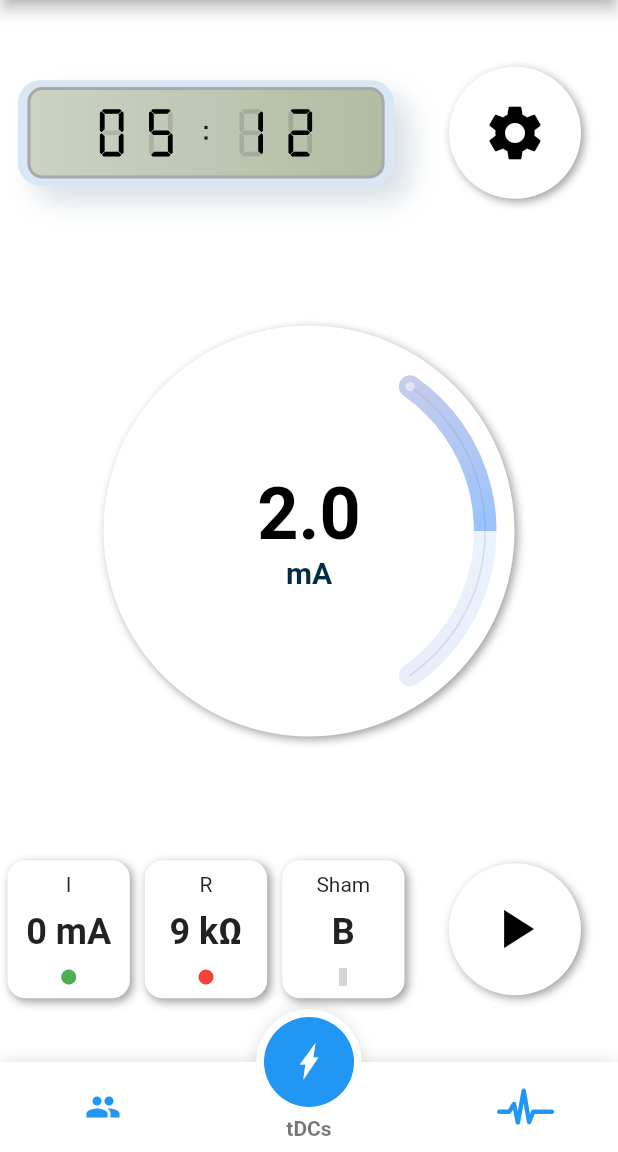
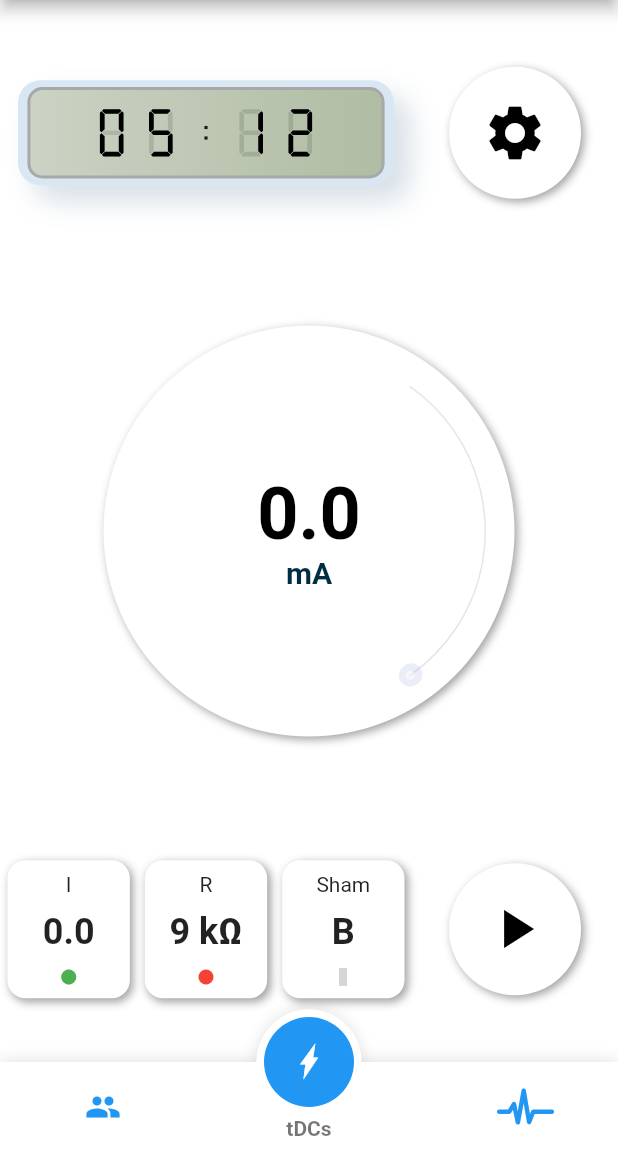
Before and after one commit to nestorufpe/OpentDCS-Mobile, a Flutter app: the screen it shows after launch, on a phone screen of 412 x 824 dp, the part 84-1236 px from its top. Run offline on Flutter 3.47's test engine with Material 2 defaults, Android fonts, the phone set to English and light mode, and no system bars; drawn by our look-alikes of fancy_bottom_navigation, flutter_neumorphic, sleek_circular_slider; our stand-ins replace adaptive_dialog, flutter_easyloading, get, get_storage, material_design_icons_flutter; missing offline and left inert: direct_select_flutter, flutter_radar_chart; grey boxes are pictures that could not be loaded.

Commit message:
backend current ok

```diff
--- a/lib/controller/ctdcs.dart
+++ b/lib/controller/ctdcs.dart
@@ -1,16 +1,21 @@
 import 'package:get/get.dart';
 
 class ControllerTdcs extends GetxController {
-  var current = "0 mA".obs;
+  var current = "- mA".obs;
+  var currentReal = 0.0.obs;
 
-static ControllerTdcs get to => Get.find<ControllerTdcs>();
+  static ControllerTdcs get to => Get.find<ControllerTdcs>();
 
- @override
- void onInit(){
-   super.onInit();
- }
+  @override
+  void onInit() {
+    super.onInit();
+  }
 
-  setCurrent (String v){
+  setCurrent(String v) {
     current(v);
   }
+
+  setCurrentReal(double i) {
+    currentReal(i);
+  }
 }
--- a/lib/main.dart
+++ b/lib/main.dart
@@ -33,6 +33,7 @@ void configLoading() {
 }
 
 class MyApp extends StatelessWidget {
+  final GetStorage box = GetStorage();
   @override
   Widget build(BuildContext context) {
     return GetMaterialApp(
@@ -71,14 +72,15 @@ class _MyHomePageState extends State<MyHomePage> {
           ],
         ),
         actions: [
-          IconButton(onPressed: (){
-            setState(() {
-              currentPage = 0;
-            });
-          }, icon: Icon(Icons.add))
+          IconButton(
+              onPressed: () {
+                setState(() {
+                  currentPage = 0;
+                });
+              },
+              icon: Icon(Icons.add))
         ],
       ),
-
       body: Container(
         decoration: BoxDecoration(color: Colors.white),
         child: Center(
--- a/lib/screens/tdcspage.dart
+++ b/lib/screens/tdcspage.dart
@@ -1,13 +1,14 @@
 import 'package:flutter/material.dart';
 import 'package:get/get.dart';
+import 'package:get_storage/get_storage.dart';
 import 'package:opentdcsapp/controller/ctdcs.dart';
 import 'package:opentdcsapp/ui/widgets.dart';
 import 'package:opentdcsapp/ui/neu_digital_clock.dart';
 
 class TDCSPage extends StatelessWidget {
-   TDCSPage({Key? key}) : super(key: key);
-  final c  = Get.put(ControllerTdcs());
+  TDCSPage({Key? key}) : super(key: key);
 
+  final c = Get.put(ControllerTdcs());
 
   @override
   Widget build(BuildContext context) {
@@ -50,7 +51,10 @@ class TDCSPage extends StatelessWidget {
             flex: 1,
             child: Row(
               children: [
-                Obx(()=> Expanded(flex: 2, child: ContainerNeuValues(context, c.current.value))),
+                Obx(() => Expanded(
+                    flex: 2,
+                    child: ContainerNeuValues(context,
+                        c.currentReal.value.toString().substring(0, 3)))),
                 Expanded(flex: 1, child: CircleBtnPlay(context))
               ],
             ),
```
Also changed, not shown: lib/screens/configtdcs.dart (+5 -3 lines), lib/ui/seek.dart (+9 -3 lines), lib/ui/widgets.dart (+31 -3 lines).
